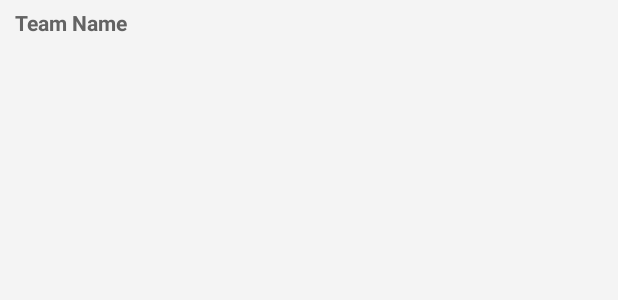
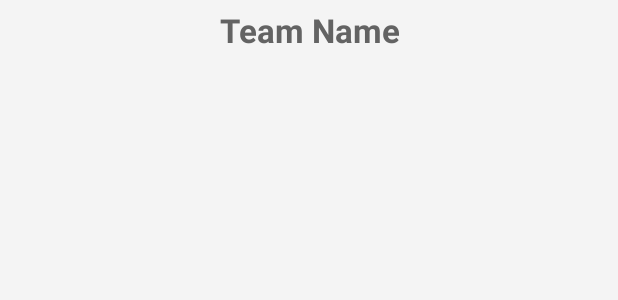
Before and after one commit to CodingDrumer13/TeamCoach, an Android app: the layout team_menu_list_item_labels.xml on its own in the app's theme, with its tools: preview values and no code run, on a phone screen of 412 x 824 dp. Shown: the top 300 px of the screen. Run offline under Robolectric (Android 15) with nearby library versions, the phone set to English and light mode, and no system bars.

Commit message:
Team Name larger and centered

```diff
--- a/android-bootstrap/app/src/main/res/layout/team_menu_list_item_labels.xml
+++ b/android-bootstrap/app/src/main/res/layout/team_menu_list_item_labels.xml
@@ -10,23 +10,14 @@
     android:paddingTop="5dp" >
 
     <TextView
-        android:layout_width="wrap_content"
+        android:layout_width="match_parent"
         android:layout_height="wrap_content"
-        android:gravity="left"
         android:text="Team Name"
-        android:textAppearance="?android:attr/textAppearanceSmall"
+        android:textAppearance="?android:attr/textAppearanceLarge"
         android:textColor="@color/table_text_header"
-        android:textStyle="bold" />
-    <!--
-        <TextView
-            android:layout_width="match_parent"
-            android:layout_height="wrap_content"
-            android:gravity="right"
-            android:textSize="30dp"
-            android:text=">"
-            android:textAppearance="?android:attr/textAppearanceSmall"
-            android:textColor="@color/table_text_header"
-            android:textStyle="bold" />
-    -->
+        android:textStyle="bold"
+        android:gravity="center" />
+
+
 
 </LinearLayout>
```
